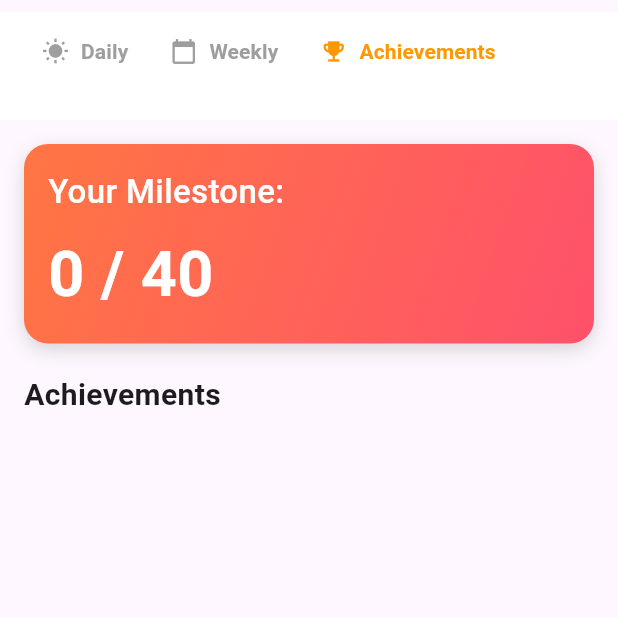
After one commit to caltrack-mage-x/CALTRACK-APP, a Flutter app: the ChallengePage screen opened by its route, after a tap on "Daily", after a tap on "Weekly", after a tap on "Achievements", on a phone screen of 412 x 824 dp, the top half of it. The commit adds this screen. Run offline on Flutter 3.47's test engine with Material 3 defaults, Android fonts, the phone set to English and light mode, and no system bars; our stand-ins replace supabase_flutter; accounts and stored records are empty.

Commit message:
feat: challenge screen

```diff
--- /dev/null
+++ b/caltrack/lib/di/module.dart
@@ -0,0 +1,125 @@
+import 'package:caltrack/domain/repository/conversation/conversation_repository.dart';
+import 'package:caltrack/domain/repository/conversation/topic_repository.dart';
+import 'package:caltrack/domain/repository/exercise/exercise_repository.dart';
+import 'package:caltrack/domain/repository/exercise/exerciselog_repository.dart';
+import 'package:caltrack/domain/repository/food/food_repository.dart';
+import 'package:caltrack/domain/repository/food/foodattachment_repository.dart';
+import 'package:caltrack/domain/repository/food/foodlog_repository.dart';
+import 'package:caltrack/domain/repository/gamification/achievement_repository.dart';
+import 'package:caltrack/domain/repository/gamification/challange_repository.dart';
+import 'package:caltrack/domain/repository/gamification/leaderboard_repository.dart';
+import 'package:caltrack/domain/repository/gamification/userachievement_repository.dart';
+import 'package:caltrack/domain/repository/gamification/userchallange_repository.dart';
+import 'package:caltrack/domain/repository/gamification/xplog_repository.dart';
+import 'package:caltrack/domain/repository/user/user_repository.dart';
+import 'package:caltrack/domain/repository/user/userattachment_repository.dart';
+import 'package:caltrack/domain/services/conversation/conversation_service.dart';
+import 'package:caltrack/domain/services/conversation/topic_service.dart';
+import 'package:caltrack/domain/services/exercise/exercise_service.dart';
+import 'package:caltrack/domain/services/exercise/exerciselog_service.dart';
+import 'package:caltrack/domain/services/food/foodattachment_service.dart';
+import 'package:caltrack/domain/services/food/foodlog_service.dart';
+import 'package:caltrack/domain/services/gamification/achievement_service.dart';
+import 'package:caltrack/domain/services/gamification/challange_service.dart';
+import 'package:caltrack/domain/services/gamification/leaderboard_service.dart';
+import 'package:caltrack/domain/services/gamification/userachievement_service.dart';
+import 'package:caltrack/domain/services/gamification/userchallange_service.dart';
+import 'package:caltrack/domain/services/gamification/xplog_service.dart';
+import 'package:caltrack/domain/services/user/user_service.dart';
+import 'package:caltrack/domain/services/user/userattachment_service.dart';
+import 'package:flutter/cupertino.dart';
+import 'package:provider/provider.dart';
+import 'package:supabase_flutter/supabase_flutter.dart';
+
+class Module {
+  static final SupabaseClient supabaseClient = SupabaseClient(
+    'https://oypqnvowydydwaddaith.supabase.co',
+    'eyJhbGciOiJIUzI1NiIsInR5cCI6IkpXVCJ9.eyJpc3MiOiJzdXBhYmFzZSIsInJlZiI6Im95cHFudm93eWR5ZHdhZGRhaXRoIiwicm9sZSI6ImFub24iLCJpYXQiOjE3MjY4MjU0OTAsImV4cCI6MjA0MjQwMTQ5MH0.bWK6aXjgWrm_gdnPazCcEfxYTUp550sotiWJDZATGcU',
+  );
+
+  static ConversationRepository get conversationRepository => ConversationRepository(supabaseClient);
+  static ConversationService get conversationService => ConversationService(conversationRepository);
+
+  // static MessageRepository get messageRepository => MessageRepository(supabaseClient);
+  // static MessageService get messageService => MessageService(messageRepository);
+
+  static TopicRepository get topicRepository => TopicRepository(supabaseClient);
+  static TopicService get topicService => TopicService(topicRepository);
+
+  // static ExerciseRepository get exerciseRepository => ExerciseRepository(supabaseClient);
+  // static ExerciseService get exerciseService => ExerciseService(exerciseRepository);
+
+  static ExerciseLogRepository get exerciseLogRepository => ExerciseLogRepository(supabaseClient);
+  static ExerciseLogService get exerciseLogService => ExerciseLogService(exerciseLogRepository);
+
+  static FoodRepository get foodRepository => FoodRepository(supabaseClient);
+  static FoodService get foodService => FoodService(foodRepository);
+
+  static FoodAttachmentRepository get foodAttachmentRepository => FoodAttachmentRepository(supabaseClient);
+  static FoodAttachmentService get foodAttachmentService => FoodAttachmentService(foodAttachmentRepository);
+
+  static FoodLogRepository get foodLogRepository => FoodLogRepository(supabaseClient);
+  static FoodLogService get foodLogService => FoodLogService(foodLogRepository);
+
+  static AchievementRepository get achievementRepository => AchievementRepository(supabaseClient);
+  static AchievementService get achievementService => AchievementService(achievementRepository);
+
+  static ChallengeRepository get challengeRepository => ChallengeRepository(supabaseClient);
+  static ChallengeService get challengeService => ChallengeService(challengeRepository);
+
+  static LeaderboardRepository get leaderboardRepository => LeaderboardRepository(supabaseClient);
+  static LeaderboardService get leaderboardService => LeaderboardService(leaderboardRepository);
+
+  static UserAchievementRepository get userAchievementRepository => UserAchievementRepository(supabaseClient);
+  static UserAchievementService get userAchievementService => UserAchievementService(userAchievementRepository);
+
+  static UserChallengeRepository get userChallengeRepository => UserChallengeRepository(supabaseClient);
+  static UserChallengeService get userChallengeService => UserChallengeService(userChallengeRepository);
+
+  // static ViewLeaderboardRepository get viewLeaderboardRepository => ViewLeaderboardRepository(supabaseClient);
+  // static ViewUserAchievementRepository get viewUserAchievementRepository => ViewUserAchievementRepository(supabaseClient);
+  // static ViewUserChallengeRepository get viewUserChallengeRepository => ViewUserChallengeRepository(supabaseClient);
+
+  static XPLogRepository get xpLogRepository => XPLogRepository(supabaseClient);
+  static XPLogService get xpLogService => XPLogService(xpLogRepository);
+
+  static UserRepository get userRepository => UserRepository(supabaseClient);
+  static UserService get userService => UserService(userRepository);
+
+  static UserAttachmentRepository get userAttachmentRepository => UserAttachmentRepository(supabaseClient);
+  static UserAttachmentService get userAttachmentService => UserAttachmentService(userAttachmentRepository);
+}
+
+class DependencyProvider extends StatelessWidget {
+  final Widget child;
+
+  DependencyProvider({required this.child});
+
+  @override
+  Widget build(BuildContext context) {
+    return MultiProvider(
+      providers: [
+        Provider<ConversationService>(create: (_) => Module.conversationService),
+        // Provider<MessageService>(create: (_) => DependencyInjection.messageService),
+        Provider<TopicService>(create: (_) => Module.topicService),
+        // Provider<ExerciseService>(create: (_) => DependencyInjection.exerciseService),
+        Provider<ExerciseLogService>(create: (_) => Module.exerciseLogService),
+        Provider<FoodService>(create: (_) => Module.foodService),
+        Provider<FoodAttachmentService>(create: (_) => Module.foodAttachmentService),
+        Provider<FoodLogService>(create: (_) => Module.foodLogService),
+        Provider<AchievementService>(create: (_) => Module.achievementService),
+        Provider<ChallengeService>(create: (_) => Module.challengeService),
+        Provider<LeaderboardService>(create: (_) => Module.leaderboardService),
+        Provider<UserAchievementService>(create: (_) => Module.userAchievementService),
+        Provider<UserChallengeService>(create: (_) => Module.userChallengeService),
+        // Provider<ViewLeaderboardService>(create: (_) => DependencyInjection.viewLeaderboardService),
+        // Provider<ViewUserAchievementService>(create: (_) => DependencyInjection.viewUserAchievementService),
+        // Provider<ViewUserChallengeService>(create: (_) => DependencyInjection.viewUserChallengeService),
+        Provider<XPLogService>(create: (_) => Module.xpLogService),
+        Provider<UserService>(create: (_) => Module.userService),
+        Provider<UserAttachmentService>(create: (_) => Module.userAttachmentService),
+      ],
+      child: child,
+    );
+  }
+}
--- a/caltrack/lib/main.dart
+++ b/caltrack/lib/main.dart
@@ -1,3 +1,4 @@
+import 'package:caltrack/di/module.dart';
 import 'package:caltrack/ui/routes/routes.dart';
 import 'package:flutter/material.dart';
 import 'package:provider/provider.dart';
@@ -12,7 +13,9 @@ void main() async {
     anonKey: 'eyJhbGciOiJIUzI1NiIsInR5cCI6IkpXVCJ9.eyJpc3MiOiJzdXBhYmFzZSIsInJlZiI6Im95cHFudm93eWR5ZHdhZGRhaXRoIiwicm9sZSI6ImFub24iLCJpYXQiOjE3MjY4MjU0OTAsImV4cCI6MjA0MjQwMTQ5MH0.bWK6aXjgWrm_gdnPazCcEfxYTUp550sotiWJDZATGcU',
   );
 
-  runApp(MyApp());
+  runApp(DependencyProvider(
+    child: MyApp(),
+  ));
 }
 
 class MyApp extends StatelessWidget {
--- a/caltrack/lib/ui/routes/routes.dart
+++ b/caltrack/lib/ui/routes/routes.dart
@@ -1,3 +1,4 @@
+import 'package:caltrack/ui/screens/challenge/challenge_screen.dart';
 import 'package:caltrack/ui/screens/test/camera_screen.dart';
 import 'package:caltrack/ui/screens/test/gemini_screen.dart';
 import 'package:caltrack/ui/screens/test/home_screen.dart';
@@ -13,6 +14,7 @@ class AppRoutes {
   static const String navigator = '/navigator';
   static const String maps      = '/maps';
   static const String gemini    = '/gemini';
+  static const String challenge = '/challenge';
 
   static Route<dynamic> generateRoute(RouteSettings settings) {
     switch (settings.name) {
@@ -28,6 +30,8 @@ class AppRoutes {
         return MaterialPageRoute(builder: (_) => MapsScreen());
       case gemini:
         return MaterialPageRoute(builder: (_) => GeminiScreen());
+      case challenge:
+        return MaterialPageRoute(builder: (_) => ChallengePage());
       default:
         return MaterialPageRoute(builder: (_) => LoginScreen());
     }
--- /dev/null
+++ b/caltrack/lib/ui/screens/challenge/challenge_screen.dart
@@ -0,0 +1,142 @@
+import 'package:caltrack/domain/models/gamification/achievement_model.dart';
+import 'package:caltrack/domain/models/gamification/challange_model.dart';
+import 'package:caltrack/domain/services/gamification/achievement_service.dart';
+import 'package:caltrack/domain/services/gamification/challange_service.dart';
+import 'package:caltrack/ui/widgets/challenge/challenge_card.dart';
+import 'package:caltrack/ui/widgets/challenge/challenge_timer.dart';
+import 'package:caltrack/ui/widgets/challenge/challenge_topbar.dart';
+import 'package:flutter/material.dart';
+import 'package:provider/provider.dart';
+
+class ChallengePage extends StatefulWidget {
+  @override
+  _ChallengePageState createState() => _ChallengePageState();
+}
+
+class _ChallengePageState extends State<ChallengePage> {
+  List<ChallengeModel> allChallenges = [];
+  List<AchievementModel> achievements = [];
+  int _currentTabIndex = 0;
+  late ChallengeService _challengeService;
+  late AchievementService _achievementService;
+
+  @override
+  void initState() {
+    super.initState();
+    _challengeService = Provider.of<ChallengeService>(context, listen: false);
+    _achievementService = Provider.of<AchievementService>(context, listen: false);
+  }
+
+  Future<void> _loadData() async {
+    try {
+      allChallenges = await _challengeService.getAllChallenges();
+      achievements = await _achievementService.getAllAchievements();
+    } catch (e) {
+      print("Error loading challenges or achievements: $e");
+    }
+  }
+
+  CountdownType _getCountdownType(int currentIndex) {
+    switch (currentIndex) {
+      case 0:
+        return CountdownType.daily;
+      case 1:
+        return CountdownType.weekly;
+      case 2:
+        return CountdownType.achievement;
+      default:
+        return CountdownType.daily;
+    }
+  }
+
+  @override
+  Widget build(BuildContext context) {
+    return Scaffold(
+      appBar: PreferredSize(
+        preferredSize: Size.fromHeight(100.0),
+        child: ChallengeTopBar(
+          title: _getTitle(),
+          currentIndex: _currentTabIndex,
+          onTabChanged: (index) {
+            setState(() {
+              _currentTabIndex = index;
+            });
+          },
+        ),
+      ),
+      body: FutureBuilder<void>(
+        future: _loadData(),
+        builder: (context, snapshot) {
+          if (snapshot.connectionState == ConnectionState.waiting) {
+            return Center(child: CircularProgressIndicator(color: Colors.orange,));
+          }
+
+          if (snapshot.hasError) {
+            return Center(child: Text("Failed to load data. Please try again later."));
+          }
+
+          return SingleChildScrollView(
+            padding: const EdgeInsets.all(16.0),
+            child: Column(
+              crossAxisAlignment: CrossAxisAlignment.start,
+              children: [
+                ChallengeTimer(
+                  countdownType: _getCountdownType(_currentTabIndex),
+                ),
+                SizedBox(height: 20),
+                _buildChallengesView(),
+              ],
+            ),
+          );
+        },
+      ),
+    );
+  }
+
+  String _getTitle() {
+    switch (_currentTabIndex) {
+      case 0:
+        return "Daily Challenges";
+      case 1:
+        return "Weekly Challenges";
+      case 2:
+        return "Achievements";
+      default:
+        return "Challenges";
+    }
+  }
+
+  Widget _buildChallengesView() {
+    switch (_currentTabIndex) {
+      case 0:
+        return _buildChallengeList(allChallenges.where((challenge) => challenge.type == 'Daily').toList(), "Available Daily Challenges");
+      case 1:
+        return _buildChallengeList(allChallenges.where((challenge) => challenge.type == 'Weekly').toList(), "Available Weekly Challenges");
+      case 2:
+        return _buildAchievementList();
+      default:
+        return Container();
+    }
+  }
+
+  Widget _buildChallengeList(List<ChallengeModel> challenges, String title) {
+    return Column(
+      crossAxisAlignment: CrossAxisAlignment.start,
+      children: [
+        Text(title, style: TextStyle(fontSize: 20, fontWeight: FontWeight.bold)),
+        ...challenges.map((challenge) => ChallengeCard(item: challenge)).toList(),
+        SizedBox(height: 20),
+      ],
+    );
+  }
+
+  Widget _buildAchievementList() {
+    return Column(
+      crossAxisAlignment: CrossAxisAlignment.start,
+      children: [
+        Text("Achievements", style: TextStyle(fontSize: 20, fontWeight: FontWeight.bold)),
+        ...achievements.map((achievement) => ChallengeCard(item: achievement)).toList(), // Assuming ChallengeCard can handle AchievementModel
+      ],
+    );
+  }
+}
--- /dev/null
+++ b/caltrack/lib/ui/widgets/challenge/challenge_timer.dart
@@ -0,0 +1,179 @@
+import 'dart:async';
+import 'package:flutter/material.dart';
+
+enum CountdownType { daily, weekly, achievement }
+
+class ChallengeTimer extends StatefulWidget {
+  final CountdownType countdownType;
+  final int currentMilestone;
+  final int totalMilestones;
+
+  ChallengeTimer({
+    required this.countdownType,
+    this.currentMilestone = 0,
+    this.totalMilestones = 40,
+  });
+
+  @override
+  _ChallengeTimerState createState() => _ChallengeTimerState();
+}
+
+class _ChallengeTimerState extends State<ChallengeTimer> {
+  late Timer _timer;
+  Duration _remainingTime = Duration();
+
+  @override
+  void initState() {
+    super.initState();
+    if (widget.countdownType != CountdownType.achievement) {
+      _startTimer();
+    }
+  }
+
+  @override
+  void dispose() {
+    if (widget.countdownType != CountdownType.achievement) {
+      _timer.cancel();
+    }
+    super.dispose();
+  }
+
+  void _startTimer() {
+    _updateRemainingTime();
+    _timer = Timer.periodic(Duration(seconds: 1), (Timer timer) {
+      _updateRemainingTime();
+    });
+  }
+
+  void _updateRemainingTime() {
+    final now = DateTime.now();
+    DateTime endTime;
+
+    if (widget.countdownType == CountdownType.daily) {
+      endTime = DateTime(now.year, now.month, now.day + 1);
+    } else {
+      endTime = DateTime(now.year, now.month, now.day + (7 - now.weekday)); // Next Sunday
+    }
+
+    setState(() {
+      _remainingTime = endTime.difference(now);
+    });
+  }
+
+  String _formatDuration(Duration duration) {
+    // Format the remaining time as Day:Hour:Minutes:Seconds for weekly countdown
+    if (widget.countdownType == CountdownType.weekly) {
+      String days = duration.inDays.toString();
+      String hours = (duration.inHours % 24).toString().padLeft(2, "0");
+      String minutes = (duration.inMinutes % 60).toString().padLeft(2, "0");
+      String seconds = (duration.inSeconds % 60).toString().padLeft(2, "0");
+      return "$days:$hours:$minutes:$seconds";
+    } else {
+      // Format as HH:mm:ss for daily countdown
+      String twoDigits(int n) => n.toString().padLeft(2, "0");
+      String hours = twoDigits(duration.inHours);
+      String minutes = twoDigits(duration.inMinutes.remainder(60));
+      String seconds = twoDigits(duration.inSeconds.remainder(60));
+      return "$hours:$minutes:$seconds";
+    }
+  }
+
+  @override
+  Widget build(BuildContext context) {
+    // If the countdown type is achievement, show the milestone UI
+    if (widget.countdownType == CountdownType.achievement) {
+      return _buildAchievementMilestone();
+    }
+
+    // Otherwise, show the countdown timer
+    return _buildCountdownTimer();
+  }
+
+  Widget _buildCountdownTimer() {
+    return Container(
+      width: double.infinity,
+      padding: EdgeInsets.all(16.0),
+      decoration: BoxDecoration(
+        gradient: LinearGradient(
+          colors: [Color(0xFFFF7643), Color(0xFFFF516B)],
+          begin: Alignment.topLeft,
+          end: Alignment.bottomRight,
+        ),
+        borderRadius: BorderRadius.circular(16),
+        boxShadow: [
+          BoxShadow(
+            color: Colors.grey.withOpacity(0.4),
+            blurRadius: 10,
+            offset: Offset(0, 4),
+          ),
+        ],
+      ),
+      child: Column(
+        crossAxisAlignment: CrossAxisAlignment.start,
+        children: [
+          Text(
+            'Time Left:',
+            style: TextStyle(
+              fontSize: 22,
+              color: Colors.white,
+              fontWeight: FontWeight.w500,
+            ),
+          ),
+          SizedBox(height: 10),
+          Text(
+            _formatDuration(_remainingTime),
+            style: TextStyle(
+              fontSize: 42,
+              color: Colors.white,
+              fontWeight: FontWeight.bold,
+            ),
+          ),
+        ],
+      ),
+    );
+  }
+
+  Widget _buildAchievementMilestone() {
+    return Container(
+      width: double.infinity,
+      padding: EdgeInsets.all(16.0),
+      decoration: BoxDecoration(
+        gradient: LinearGradient(
+          colors: [Color(0xFFFF7643), Color(0xFFFF516B)],
+          begin: Alignment.topLeft,
+          end: Alignment.bottomRight,
+        ),
+        borderRadius: BorderRadius.circular(16),
+        boxShadow: [
+          BoxShadow(
+            color: Colors.grey.withOpacity(0.4),
+            blurRadius: 10,
+            offset: Offset(0, 4),
+          ),
+        ],
+      ),
+      child: Column(
+        crossAxisAlignment: CrossAxisAlignment.start,
+        children: [
+          Text(
+            'Your Milestone:',
+            style: TextStyle(
+              fontSize: 22,
+              color: Colors.white,
+              fontWeight: FontWeight.w500,
+            ),
+          ),
+          SizedBox(height: 10),
+          Text(
+            '${widget.currentMilestone} / ${widget.totalMilestones}',
+            style: TextStyle(
+              fontSize: 42,
+              color: Colors.white,
+              fontWeight: FontWeight.bold,
+            ),
+          ),
+        ],
+      ),
+    );
+  }
+}
--- /dev/null
+++ b/caltrack/lib/ui/widgets/challenge/challenge_topbar.dart
@@ -0,0 +1,59 @@
+import 'package:flutter/material.dart';
+
+class ChallengeTopBar extends StatelessWidget {
+  final String title;
+  final int currentIndex;
+  final ValueChanged<int> onTabChanged;
+
+  ChallengeTopBar({
+    required this.title,
+    required this.currentIndex,
+    required this.onTabChanged,
+  });
+
+  @override
+  Widget build(BuildContext context) {
+    return Container(
+      height: 80, // Set a custom height for the top bar
+      padding: EdgeInsets.only(top: 8), // Add top padding
+      child: AppBar(
+        backgroundColor: Colors.white,
+        automaticallyImplyLeading: false,
+        title: Column(
+          children: [
+            SizedBox(height: 8),
+            Row(
+              children: [
+                Row(
+                  mainAxisAlignment: MainAxisAlignment.spaceAround,
+                  children: [
+                    _buildTabButton(0, "Daily", Icons.wb_sunny),
+                    _buildTabButton(1, "Weekly", Icons.calendar_today),
+                    _buildTabButton(2, "Achievements", Icons.emoji_events),
+                  ],
+                ),
+              ],
+            ),
+            SizedBox(height: 12),
+          ],
+        )
+
+      ),
+    );
+  }
+
+  Widget _buildTabButton(int index, String label, IconData icon) {
+    bool isSelected = currentIndex == index;
+    return TextButton.icon(
+      onPressed: () => onTabChanged(index),
+      icon: Icon(icon, color: isSelected ? Colors.orange : Colors.grey),
+      label: Text(
+        label,
+        style: TextStyle(
+          color: isSelected ? Colors.orange : Colors.grey,
+          fontWeight: FontWeight.w600, // Use a slightly bolder font weight
+        ),
+      ),
+    );
+  }
+}
--- a/caltrack/pubspec.yaml
+++ b/caltrack/pubspec.yaml
@@ -41,6 +41,7 @@ dependencies:
   image_picker: ^1.0.8
   google_maps_flutter: ^2.5.3
   flutter_gemini: ^2.0.5
+  intl: ^0.19.0
 
 dev_dependencies:
   flutter_test:
```
Also changed, not shown: caltrack/lib/domain/models/gamification/challange_model.dart (+65 -0 lines), caltrack/lib/domain/repository/gamification/achievement_repository.dart (+17 -4 lines), caltrack/lib/domain/repository/gamification/challange_repository.dart (+17 -4 lines), caltrack/lib/ui/widgets/challenge/challenge_card.dart (added, +107 -0 lines), caltrack/pubspec.lock, 2 other files.
